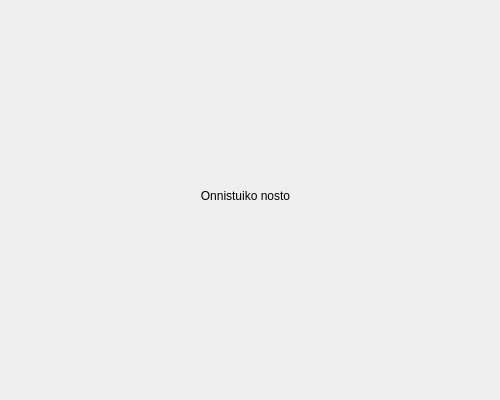
First picture: the form in bank-automat/statuswithdrawal.ui, repository JansQ-75/Riihimaatti, before the edit.
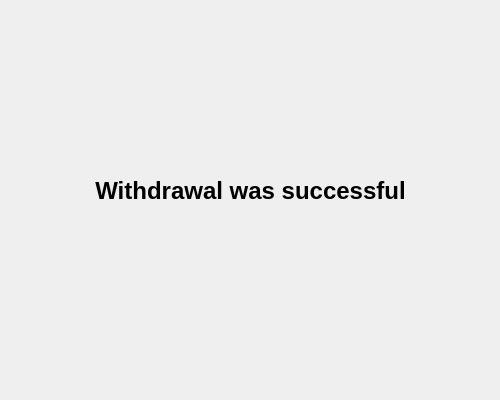
Second picture: the form after the edit.

Commit message: more buttons, tried error message

What changed in the file:
```diff
--- a/bank-automat/statuswithdrawal.ui
+++ b/bank-automat/statuswithdrawal.ui
@@ -16,14 +16,20 @@
   <widget class="QLabel" name="label_status">
    <property name="geometry">
     <rect>
-     <x>120</x>
-     <y>110</y>
-     <width>251</width>
-     <height>171</height>
+     <x>30</x>
+     <y>70</y>
+     <width>441</width>
+     <height>241</height>
     </rect>
    </property>
+   <property name="font">
+    <font>
+     <pointsize>18</pointsize>
+     <bold>true</bold>
+    </font>
+   </property>
    <property name="text">
-    <string>Onnistuiko nosto</string>
+    <string>Withdrawal was successful</string>
    </property>
    <property name="alignment">
     <set>Qt::AlignmentFlag::AlignCenter</set>
```
The commit also changes 4 other files.
